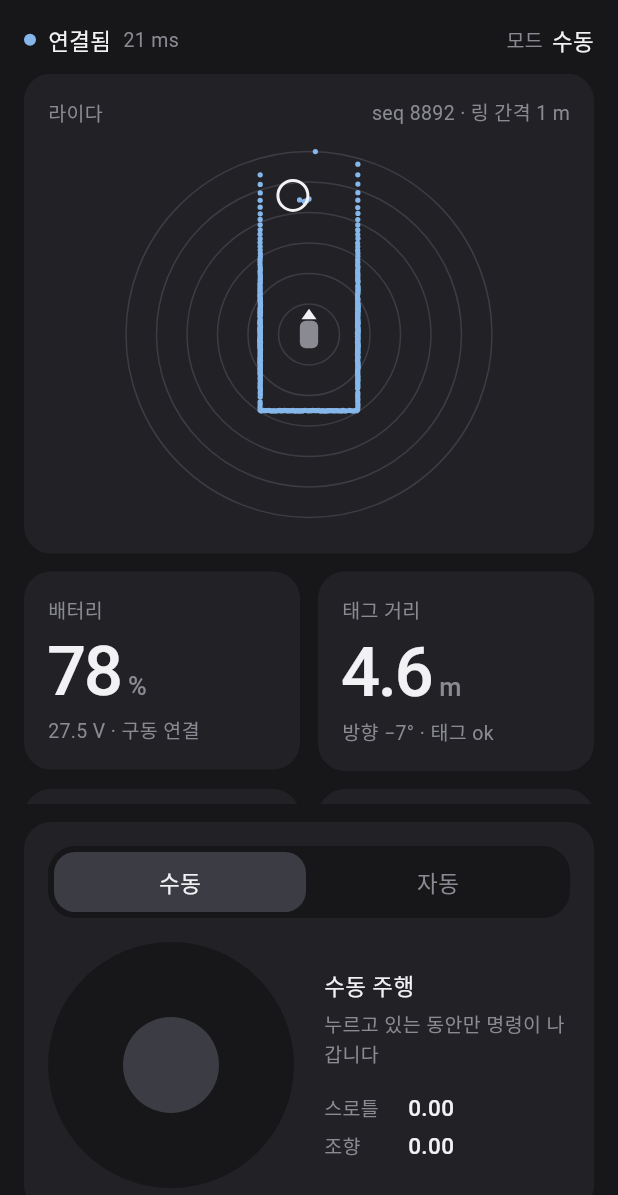
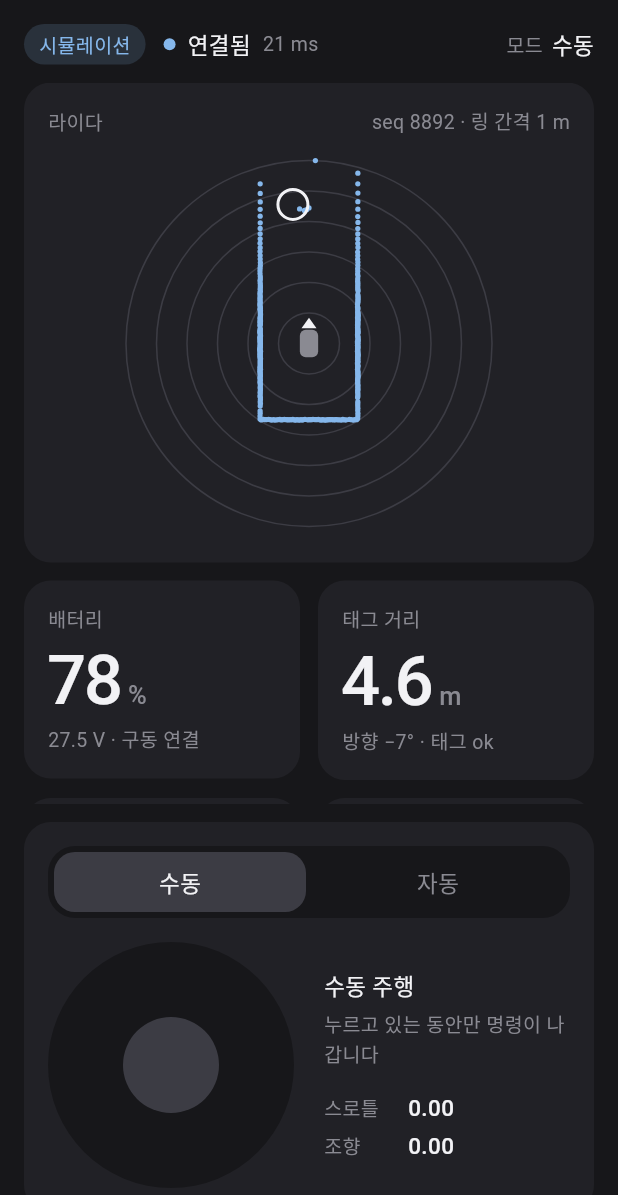
Before and after one commit to apple2967/smart_cart_app, a Flutter app: the screen it shows after launch, after a tap on "수동", on a phone screen of 412 x 824 dp. Shown: the top 1195 px of the screen. Run offline on Flutter 3.47's test engine with Material 3 defaults, Android fonts, the phone set to English and light mode, and no system bars.

Commit message:
빌드 환경 구분(시뮬레이션·테스트 서버·실차)과 WebSocket 연결, MIT 라이선스
- CART_ENV/CART_URL로 빌드할 때만 환경을 정함. 기본값은 시뮬레이션
- 설정이 잘못된 빌드는 연결하지 않고 오류 화면만 표시
- 상단에 환경 배지(실차는 경고색), 연결 중에는 연결 대상 표시
- 시뮬레이션이 아닌 빌드에서는 MockTransport·고장 주입 패널을 컴파일 시점에 제거
- WebSocketTransport: 연결 타임아웃 3초, 0.5~5초 간격 재접속, 깨진 프레임 무시
- 안드로이드 릴리스 빌드에 INTERNET 권한 추가
- 테스트 6개 추가(환경 해석, 실제 소켓 송수신·재접속, 실차 화면, 설정 오류)
- README·PROMPT에 빌드 환경 사용법 반영, MIT 라이선스 추가

Co-Authored-By: Claude Opus 5 <noreply@anthropic.com>

````diff
--- /dev/null
+++ b/lib/env.dart
@@ -0,0 +1,74 @@
+/// 빌드할 때 정하는 실행 환경. 실행 중에는 바꿀 수 없다.
+///
+/// ```
+/// flutter run                                                  # 시뮬레이션 (기본값)
+/// flutter run --dart-define=CART_ENV=server --dart-define=CART_URL=ws://192.168.0.10:8765
+/// flutter build apk --dart-define=CART_ENV=vehicle --dart-define=CART_URL=ws://192.168.4.1:8765
+/// ```
+///
+/// 기본값이 시뮬레이션인 이유: 설정을 빠뜨린 빌드가 실차에 붙는 것보다 안 붙는 쪽이 안전하다.
+/// 앱 안에 환경 전환 스위치를 두지 않는 이유도 같다 — 실수로 누를 수 있으면 언젠가 누른다.
+library;
+
+const cartEnvName =
+    String.fromEnvironment('CART_ENV', defaultValue: 'simulation');
+const cartUrl = String.fromEnvironment('CART_URL');
+
+/// 컴파일 타임 상수. false인 빌드에서는 MockTransport와 고장 주입 패널이
+/// 트리 셰이킹으로 앱에서 빠진다.
+const isSimulationBuild = cartEnvName == 'simulation';
+
+enum CartEnv {
+  /// 앱 안의 가짜 카트(MockTransport). 실제 카트와 통신하지 않는다.
+  simulation('시뮬레이션'),
+
+  /// PC 등에서 돌리는 테스트 서버에 WebSocket으로 연결.
+  server('테스트 서버'),
+
+  /// 실제 카트에 WebSocket으로 연결.
+  vehicle('실차');
+
+  const CartEnv(this.label);
+
+  final String label;
+}
+
+class EnvConfig {
+  const EnvConfig._({this.env, this.url, this.error});
+
+  factory EnvConfig.parse(String envName, String url) {
+    final env = CartEnv.values.asNameMap()[envName];
+    if (env == null) {
+      return EnvConfig._(
+        error: 'CART_ENV "$envName"은(는) 알 수 없는 환경입니다. '
+            'simulation, server, vehicle 중 하나로 빌드하세요.',
+      );
+    }
+    if (env == CartEnv.simulation) return EnvConfig._(env: env);
+
+    final uri = Uri.tryParse(url);
+    final valid = uri != null &&
+        (uri.scheme == 'ws' || uri.scheme == 'wss') &&
+        uri.host.isNotEmpty;
+    if (!valid) {
+      return EnvConfig._(
+        env: env,
+        error: '${env.label} 빌드에는 ws:// 로 시작하는 CART_URL이 필요합니다. '
+            '지금 값: ${url.isEmpty ? '없음' : '"$url"'}',
+      );
+    }
+    return EnvConfig._(env: env, url: uri);
+  }
+
+  /// 이 빌드의 환경.
+  static final current = EnvConfig.parse(cartEnvName, cartUrl);
+
+  /// 환경 이름을 알 수 없으면 null.
+  final CartEnv? env;
+
+  /// 연결 대상. 시뮬레이션이면 null.
+  final Uri? url;
+
+  /// 잘못된 빌드 설정. null이 아니면 앱은 카트에 연결하지 않는다.
+  final String? error;
+}
--- a/lib/main.dart
+++ b/lib/main.dart
@@ -1,9 +1,11 @@
 import 'package:flutter/material.dart';
 import 'package:flutter/services.dart';
 
+import 'env.dart';
 import 'screens/drive_screen.dart';
 import 'theme.dart';
 import 'transport/transport.dart';
+import 'transport/websocket_transport.dart';
 
 void main() {
   WidgetsFlutterBinding.ensureInitialized();
@@ -21,36 +23,109 @@ void main() {
 }
 
 class SmartCartApp extends StatefulWidget {
-  const SmartCartApp({super.key});
+  const SmartCartApp({super.key, this.config});
+
+  /// 테스트용. 앱에서는 빌드 옵션(--dart-define)으로 정해진 [EnvConfig.current]를 쓴다.
+  final EnvConfig? config;
 
   @override
   State<SmartCartApp> createState() => _SmartCartAppState();
 }
 
 class _SmartCartAppState extends State<SmartCartApp> {
-  // 전송 방식 교체 지점. 실물 카트에 붙일 때 이 한 줄만 바꾼다:
-  //   final CartTransport _transport = WebSocketTransport(Uri.parse('ws://<카트 IP>:<포트>'));
-  final CartTransport _transport = MockTransport();
-  late final CartLink _link = CartLink(_transport);
+  late final EnvConfig _config = widget.config ?? EnvConfig.current;
+  CartLink? _link;
+  FaultInjection? _faults;
+
+  @override
+  void initState() {
+    super.initState();
+    final config = _config;
+    if (config.error != null) return;
+
+    // 전송 방식은 빌드 환경으로만 정해진다. 시뮬레이션이 아닌 빌드에서는
+    // isSimulationBuild가 컴파일 타임 false라 MockTransport 코드 자체가 앱에 들어가지 않는다.
+    if (isSimulationBuild && config.env == CartEnv.simulation) {
+      final mock = MockTransport();
+      _faults = mock.faults;
+      _link = CartLink(mock);
+    } else if (config.url case final url?) {
+      _link = CartLink(WebSocketTransport(url));
+    }
+  }
 
   @override
   void dispose() {
-    _link.dispose();
+    _link?.dispose();
     super.dispose();
   }
 
   @override
   Widget build(BuildContext context) {
+    final link = _link;
+    final env = _config.env;
     return MaterialApp(
       title: '스마트카트',
       debugShowCheckedModeBanner: false,
       theme: buildCartTheme(),
-      home: DriveScreen(
-        link: _link,
-        faultInjection: switch (_transport) {
-          MockTransport(:final faults) => faults,
-          _ => null,
-        },
+      home: link == null || env == null
+          ? _ConfigErrorScreen(
+              message: _config.error ??
+                  '이 빌드에서는 ${env?.label ?? '알 수 없는'} 환경을 쓸 수 없습니다.',
+            )
+          : DriveScreen(
+              link: link,
+              env: env,
+              target: _config.url,
+              faultInjection: _faults,
+            ),
+    );
+  }
+}
+
+/// 빌드 설정이 잘못됐을 때. 카트에 연결하지 않고 이유만 보여준다.
+class _ConfigErrorScreen extends StatelessWidget {
+  const _ConfigErrorScreen({required this.message});
+
+  final String message;
+
+  @override
+  Widget build(BuildContext context) {
+    return Scaffold(
+      body: SafeArea(
+        child: SingleChildScrollView(
+          padding: const EdgeInsets.all(24),
+          child: Column(
+            crossAxisAlignment: CrossAxisAlignment.start,
+            children: [
+              Text(
+                '빌드 설정 오류',
+                style: CartText.title.copyWith(
+                  fontSize: 22,
+                  color: CartColors.warn,
+                ),
+              ),
+              const SizedBox(height: 12),
+              Text(
+                message,
+                style: CartText.title.copyWith(fontWeight: FontWeight.w400),
+              ),
+              const SizedBox(height: 8),
+              const Text('이 앱은 카트에 연결하지 않습니다.', style: CartText.label),
+              const SizedBox(height: 24),
+              const Text('빌드 예시', style: CartText.label),
+              const SizedBox(height: 8),
+              SelectableText(
+                'flutter build apk --dart-define=CART_ENV=vehicle '
+                '--dart-define=CART_URL=ws://192.168.4.1:8765',
+                style: CartText.label.copyWith(
+                  color: CartColors.text,
+                  fontFamily: 'monospace',
+                ),
+              ),
+            ],
+          ),
+        ),
       ),
     );
   }
--- a/lib/screens/drive_screen.dart
+++ b/lib/screens/drive_screen.dart
@@ -2,6 +2,7 @@ import 'dart:math' as math;
 
 import 'package:flutter/material.dart';
 
+import '../env.dart';
 import '../models/telemetry.dart';
 import '../theme.dart';
 import '../transport/transport.dart';
@@ -12,9 +13,21 @@ import '../widgets/lidar_view.dart';
 ///
 /// [CartLink]만 알고, 그 뒤가 WebSocket인지 Mock인지는 모른다.
 class DriveScreen extends StatelessWidget {
-  const DriveScreen({super.key, required this.link, this.faultInjection});
+  const DriveScreen({
+    super.key,
+    required this.link,
+    required this.env,
+    this.target,
+    this.faultInjection,
+  });
 
   final CartLink link;
+
+  /// 빌드 환경. 상단에 항상 표시해서 시뮬레이션과 실차를 헷갈리지 않게 한다.
+  final CartEnv env;
+
+  /// 연결 대상 주소. 시뮬레이션이면 null.
+  final Uri? target;
 
   /// Mock 전송일 때만 넘어온다. null이면 고장 주입 패널을 숨긴다.
   final FaultInjection? faultInjection;
@@ -55,7 +68,7 @@ class DriveScreen extends StatelessWidget {
           child: Column(
             crossAxisAlignment: CrossAxisAlignment.stretch,
             children: [
-              _StatusBar(link: link),
+              _StatusBar(link: link, env: env),
               _gap,
               _cappedAlerts(box, 0.4),
               Expanded(
@@ -76,8 +89,12 @@ class DriveScreen extends StatelessWidget {
                     crossAxisAlignment: CrossAxisAlignment.stretch,
                     children: [
                       _dimWhenStale(_StatGrid(telemetry: link.latest)),
-                      // 고장 주입 패널은 흐리게 하지 않는다 — 끊긴 상태에서 되돌려야 하니까
-                      if (fi != null) ...[_gap, _FaultInjectionCard(faults: fi)],
+                      // 고장 주입 패널은 흐리게 하지 않는다 — 끊긴 상태에서 되돌려야 하니까.
+                      // isSimulationBuild가 false인 빌드에서는 패널 코드가 통째로 빠진다.
+                      if (isSimulationBuild && fi != null) ...[
+                        _gap,
+                        _FaultInjectionCard(faults: fi),
+                      ],
                     ],
                   ),
                 ),
@@ -96,7 +113,7 @@ class DriveScreen extends StatelessWidget {
     return Column(
       crossAxisAlignment: CrossAxisAlignment.stretch,
       children: [
-        _StatusBar(link: link),
+        _StatusBar(link: link, env: env),
         _gap,
         _cappedAlerts(box, 0.3),
         Expanded(
@@ -108,7 +125,10 @@ class DriveScreen extends StatelessWidget {
               ),
               _gap,
               _dimWhenStale(_StatGrid(telemetry: link.latest)),
-              if (fi != null) ...[_gap, _FaultInjectionCard(faults: fi)],
+              if (isSimulationBuild && fi != null) ...[
+                _gap,
+                _FaultInjectionCard(faults: fi),
+              ],
             ],
           ),
         ),
@@ -122,7 +142,9 @@ class DriveScreen extends StatelessWidget {
   Widget _cappedAlerts(BoxConstraints box, double maxFraction) =>
       ConstrainedBox(
         constraints: BoxConstraints(maxHeight: box.maxHeight * maxFraction),
-        child: SingleChildScrollView(child: _Alerts(link: link)),
+        child: SingleChildScrollView(
+          child: _Alerts(link: link, target: target),
+        ),
       );
 
   Widget _dimWhenStale(Widget child) => AnimatedOpacity(
@@ -133,9 +155,10 @@ class DriveScreen extends StatelessWidget {
 }
 
 class _StatusBar extends StatelessWidget {
-  const _StatusBar({required this.link});
+  const _StatusBar({required this.link, required this.env});
 
   final CartLink link;
+  final CartEnv env;
 
   @override
   Widget build(BuildContext context) {
@@ -149,6 +172,8 @@ class _StatusBar extends StatelessWidget {
 
     return Row(
       children: [
+        _EnvBadge(env: env),
+        const SizedBox(width: 12),
         Container(
           width: 8,
           height: 8,
@@ -170,10 +195,42 @@ class _StatusBar extends StatelessWidget {
   }
 }
 
+/// 빌드 환경 배지. 실제로 움직이는 환경(실차)만 주의 색으로 칠한다.
+class _EnvBadge extends StatelessWidget {
+  const _EnvBadge({required this.env});
+
+  final CartEnv env;
+
+  @override
+  Widget build(BuildContext context) {
+    final (background, foreground) = switch (env) {
+      CartEnv.vehicle => (CartColors.warnBg, CartColors.warn),
+      CartEnv.simulation ||
+      CartEnv.server =>
+        (CartColors.accent.withValues(alpha: 0.16), CartColors.accent),
+    };
+    return Container(
+      padding: const EdgeInsets.symmetric(horizontal: 10, vertical: 4),
+      decoration: BoxDecoration(
+        color: background,
+        borderRadius: BorderRadius.circular(CartRadii.card),
+      ),
+      child: Text(
+        env.label,
+        style: CartText.label.copyWith(
+          color: foreground,
+          fontWeight: FontWeight.w500,
+        ),
+      ),
+    );
+  }
+}
+
 class _Alerts extends StatelessWidget {
-  const _Alerts({required this.link});
+  const _Alerts({required this.link, required this.target});
 
   final CartLink link;
+  final Uri? target;
 
   @override
   Widget build(BuildContext context) {
@@ -181,10 +238,16 @@ class _Alerts extends StatelessWidget {
     final faults = link.latest?.faults ?? const <String>[];
     final ageSec = link.telemetryAge.inMilliseconds / 1000;
     final tagOk = link.latest?.uwb?.tag == 'ok';
+    final target = this.target;
 
     final blocks = <Widget>[
       if (link.status == LinkStatus.connecting)
-        const _Block(title: '카트 연결 중…', detail: '텔레메트리를 기다리는 중입니다'),
+        _Block(
+          title: '카트 연결 중…',
+          detail: target == null
+              ? '앱 안의 가짜 카트를 기다리는 중입니다'
+              : '$target 에 연결하는 중입니다',
+        ),
       if (link.status == LinkStatus.lost)
         _Block(
           warn: true,
````
Also changed, not shown: lib/transport/websocket_transport.dart (added, +97 -0 lines), 5 other files.
